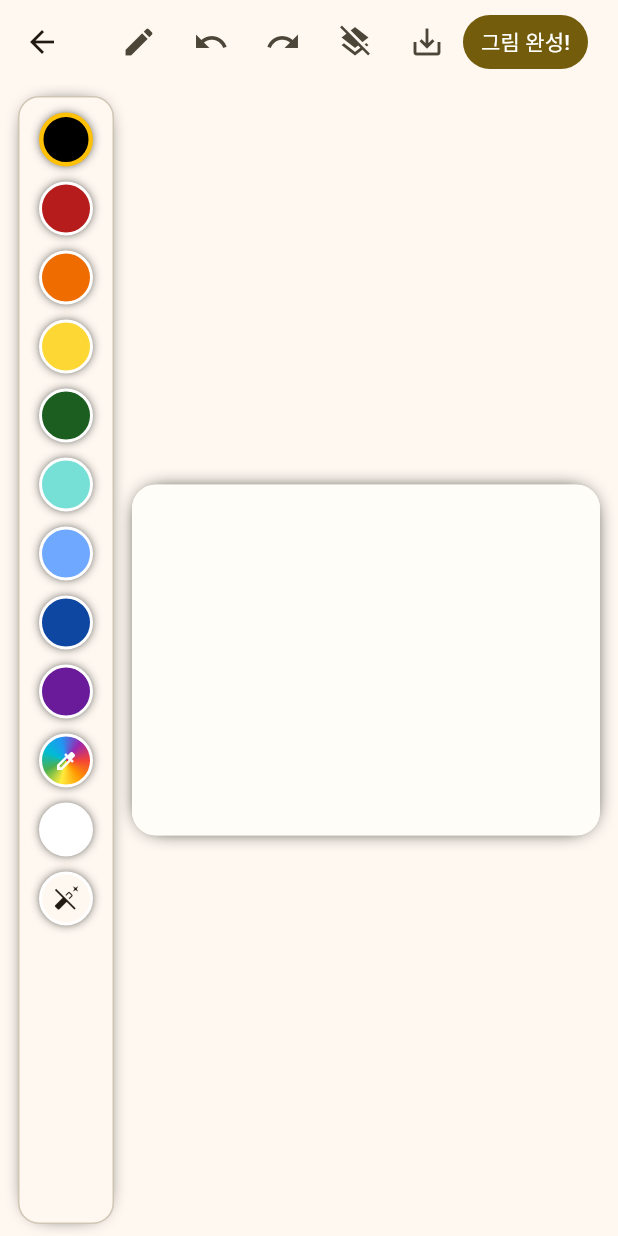
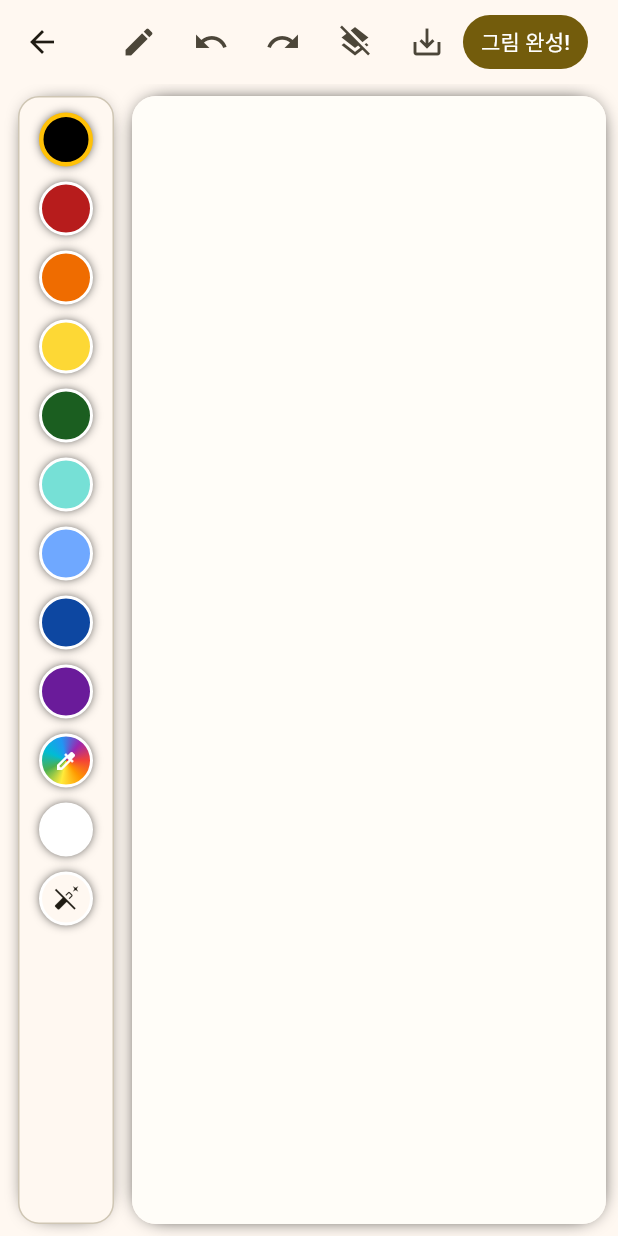
Before and after one commit to nullpo0/echo, a Flutter app: the DrawingPage screen opened directly, on a phone screen of 412 x 824 dp. Run offline on Flutter 3.47's test engine with Material 3 defaults, Android fonts, the phone set to English and light mode, and no system bars; our stand-ins replace dio, shared_preferences; missing offline and left inert: saver_gallery; accounts and stored records are empty; Roboto replaces fonts that are missing (Pretendard).

Commit message:
UI 수정: 그림판 캔버스 화면 꽉 차게 변경

```diff
--- a/app/flutter_app/lib/drawing_page.dart
+++ b/app/flutter_app/lib/drawing_page.dart
@@ -424,24 +424,12 @@ class _DrawingPageState extends State<DrawingPage> {
           ),
           Expanded(
             child: Padding(
-              padding: const EdgeInsets.fromLTRB(8, 8, 12, 8),
+              padding: const EdgeInsets.all(8),
               child: LayoutBuilder(
                 builder: (context, constraints) {
-                  final maxW = constraints.maxWidth;
-                  final maxH = constraints.maxHeight;
-                  const aspect = 4 / 3;
-
-                  double w = maxW;
-                  double h = w / aspect;
-                  if (h > maxH) {
-                    h = maxH;
-                    w = h * aspect;
-                  }
-
-                  return Center(
-                    child: SizedBox(
-                      width: w,
-                      height: h,
+                  return SizedBox(
+                    width: constraints.maxWidth,
+                    height: constraints.maxHeight,
                     child: DecoratedBox(
                       decoration: BoxDecoration(
                         color: Theme.of(context).colorScheme.surface,
@@ -466,7 +454,6 @@ class _DrawingPageState extends State<DrawingPage> {
                                 revision: _rev,
                               ),
                               size: Size.infinite,
-                              ),
                             ),
                           ),
                         ),
```
Lines whose indentation alone changed are shown as unchanged.
